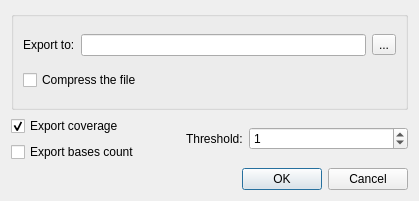
violethaze74/ugene, file src/corelibs/U2View/src/ov_assembly/ui/ExportCoverageDialog.ui: the form before one commit.
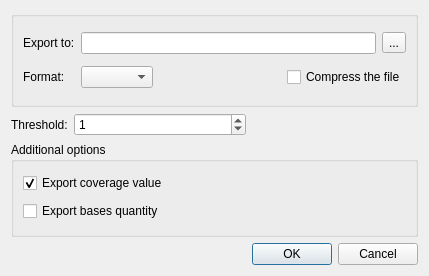
The form after the commit.

Commit message: UGENE-453: Support assembly coverage formats - additional export formats

Patch:
```diff
--- a/src/corelibs/U2View/src/ov_assembly/ui/ExportCoverageDialog.ui
+++ b/src/corelibs/U2View/src/ov_assembly/ui/ExportCoverageDialog.ui
@@ -6,8 +6,8 @@
    <rect>
     <x>0</x>
     <y>0</y>
-    <width>419</width>
-    <height>201</height>
+    <width>429</width>
+    <height>276</height>
    </rect>
   </property>
   <property name="windowTitle">
@@ -19,16 +19,16 @@
      <property name="title">
       <string/>
      </property>
-     <layout class="QVBoxLayout" name="fileOptionsLayout">
-      <item>
-       <layout class="QHBoxLayout" name="filePathLayout">
-        <item>
+     <layout class="QGridLayout" name="gridLayout">
+      <item row="0" column="0">
          <widget class="QLabel" name="lblFilePath">
           <property name="text">
            <string>Export to:</string>
           </property>
          </widget>
         </item>
+      <item row="0" column="1">
+       <layout class="QHBoxLayout" name="filePathLayout">
         <item>
          <widget class="QLineEdit" name="leFilePath"/>
         </item>
@@ -41,6 +41,31 @@
         </item>
        </layout>
       </item>
+      <item row="1" column="0">
+       <widget class="QLabel" name="lblFormat">
+        <property name="text">
+         <string>Format:</string>
+        </property>
+       </widget>
+      </item>
+      <item row="1" column="1">
+       <layout class="QHBoxLayout" name="formatOptionsLayout">
+        <item>
+         <widget class="QComboBox" name="cbFormat"/>
+        </item>
+        <item>
+         <spacer name="formatOptionsSpacer">
+          <property name="orientation">
+           <enum>Qt::Horizontal</enum>
+          </property>
+          <property name="sizeHint" stdset="0">
+           <size>
+            <width>40</width>
+            <height>20</height>
+           </size>
+          </property>
+         </spacer>
+        </item>
       <item>
        <widget class="QCheckBox" name="chbCompress">
         <property name="text">
@@ -49,46 +74,9 @@
        </widget>
       </item>
      </layout>
-    </widget>
-   </item>
-   <item>
-    <layout class="QHBoxLayout" name="optionsLayout">
-     <item>
-      <layout class="QVBoxLayout" name="exportTypeLayout">
-       <item>
-        <widget class="QCheckBox" name="chbCoverage">
-         <property name="text">
-          <string>Export coverage</string>
-         </property>
-         <property name="checked">
-          <bool>true</bool>
-         </property>
-        </widget>
-       </item>
-       <item>
-        <widget class="QCheckBox" name="chbBasesCount">
-         <property name="text">
-          <string>Export bases count</string>
-         </property>
-        </widget>
-       </item>
-      </layout>
-     </item>
-     <item>
-      <spacer name="horizontalSpacer">
-       <property name="orientation">
-        <enum>Qt::Horizontal</enum>
-       </property>
-       <property name="sizeType">
-        <enum>QSizePolicy::Fixed</enum>
-       </property>
-       <property name="sizeHint" stdset="0">
-        <size>
-         <width>40</width>
-         <height>20</height>
-        </size>
-       </property>
-      </spacer>
+      </item>
+     </layout>
+    </widget>
      </item>
      <item>
       <layout class="QHBoxLayout" name="thresholdLayout">
@@ -115,9 +103,46 @@
          </property>
         </widget>
        </item>
-      </layout>
-     </item>
-    </layout>
+     <item>
+      <spacer name="thresholdSpacer">
+       <property name="orientation">
+        <enum>Qt::Horizontal</enum>
+       </property>
+       <property name="sizeHint" stdset="0">
+        <size>
+         <width>40</width>
+         <height>20</height>
+        </size>
+       </property>
+      </spacer>
+     </item>
+    </layout>
+   </item>
+   <item>
+    <widget class="QGroupBox" name="gbAdditionalOptions">
+     <property name="title">
+      <string>Additional options</string>
+     </property>
+     <layout class="QVBoxLayout" name="verticalLayout_2">
+      <item>
+       <widget class="QCheckBox" name="chbExportCoverage">
+        <property name="text">
+         <string>Export coverage value</string>
+        </property>
+        <property name="checked">
+         <bool>true</bool>
+        </property>
+       </widget>
+      </item>
+      <item>
+       <widget class="QCheckBox" name="chbExportBasesQuantity">
+        <property name="text">
+         <string>Export bases quantity</string>
+        </property>
+       </widget>
+      </item>
+     </layout>
+    </widget>
    </item>
    <item>
     <widget class="QDialogButtonBox" name="buttonBox">
```
Lines whose indentation alone changed are shown as unchanged. The commit also changes 35 other files.
